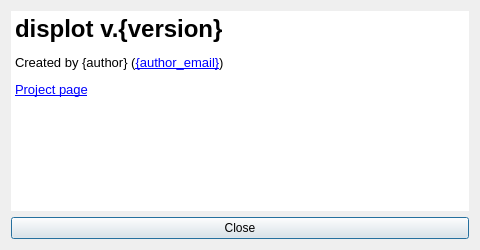
Qt form devel/displot_about.ui (bjstarosta/displot) before a commit.
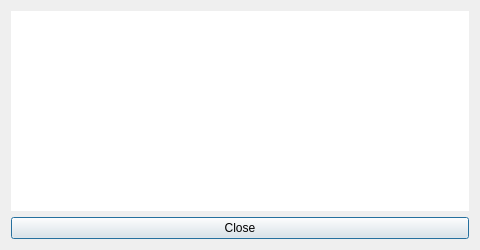
The same form after that commit.

```diff
--- a/devel/displot_about.ui
+++ b/devel/displot_about.ui
@@ -34,6 +34,11 @@
   <layout class="QVBoxLayout" name="verticalLayout">
    <item>
     <widget class="QTextBrowser" name="textBrowser">
+     <property name="font">
+      <font>
+       <pointsize>12</pointsize>
+      </font>
+     </property>
      <property name="frameShape">
       <enum>QFrame::NoFrame</enum>
      </property>
@@ -50,10 +55,8 @@
       <string>&lt;!DOCTYPE HTML PUBLIC &quot;-//W3C//DTD HTML 4.0//EN&quot; &quot;http://www.w3.org/TR/REC-html40/strict.dtd&quot;&gt;
 &lt;html&gt;&lt;head&gt;&lt;meta name=&quot;qrichtext&quot; content=&quot;1&quot; /&gt;&lt;style type=&quot;text/css&quot;&gt;
 p, li { white-space: pre-wrap; }
-&lt;/style&gt;&lt;/head&gt;&lt;body style=&quot; font-family:'Roboto'; font-size:10pt; font-weight:400; font-style:normal;&quot;&gt;
-&lt;p style=&quot; margin-top:18px; margin-bottom:12px; margin-left:0px; margin-right:0px; -qt-block-indent:0; text-indent:0px;&quot;&gt;&lt;span style=&quot; font-family:'sans-serif'; font-size:xx-large; font-weight:600;&quot;&gt;displot v.{version}&lt;/span&gt;&lt;/p&gt;
-&lt;p style=&quot; margin-top:12px; margin-bottom:12px; margin-left:0px; margin-right:0px; -qt-block-indent:0; text-indent:0px;&quot;&gt;&lt;span style=&quot; font-family:'sans-serif';&quot;&gt;Created by {author} (&lt;/span&gt;&lt;a href=&quot;mailto:{author_email}&quot;&gt;&lt;span style=&quot; font-family:'sans-serif'; text-decoration: underline; color:#0000ff;&quot;&gt;{author_email}&lt;/span&gt;&lt;/a&gt;&lt;span style=&quot; font-family:'sans-serif';&quot;&gt;)&lt;/span&gt;&lt;/p&gt;
-&lt;p style=&quot; margin-top:12px; margin-bottom:12px; margin-left:0px; margin-right:0px; -qt-block-indent:0; text-indent:0px;&quot;&gt;&lt;a href=&quot;{project_page}&quot;&gt;&lt;span style=&quot; text-decoration: underline; color:#0000ff;&quot;&gt;Project page&lt;/span&gt;&lt;/a&gt;&lt;/p&gt;&lt;/body&gt;&lt;/html&gt;</string>
+&lt;/style&gt;&lt;/head&gt;&lt;body style=&quot; font-family:'Roboto'; font-size:12pt; font-weight:400; font-style:normal;&quot;&gt;
+&lt;p style=&quot;-qt-paragraph-type:empty; margin-top:0px; margin-bottom:0px; margin-left:0px; margin-right:0px; -qt-block-indent:0; text-indent:0px;&quot;&gt;&lt;br /&gt;&lt;/p&gt;&lt;/body&gt;&lt;/html&gt;</string>
      </property>
      <property name="openExternalLinks">
       <bool>true</bool>
```
Left out of the diff: 2 changed lines with no effect on the pictures.
